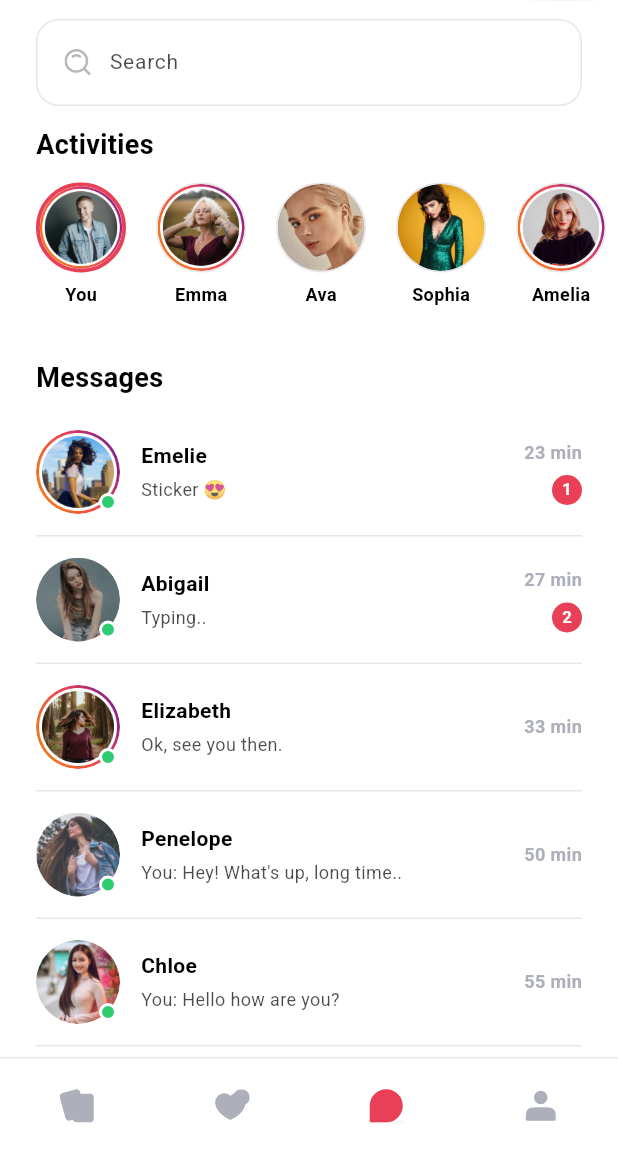
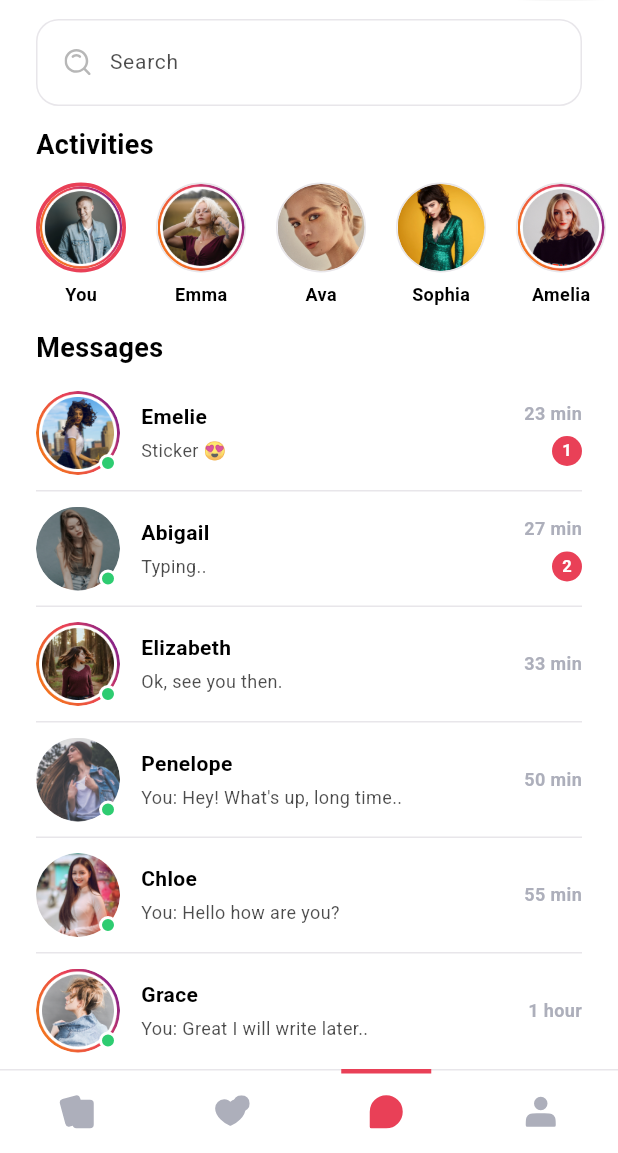
Before and after one commit to nguyenluongk2k4/prj_final_prm, a Flutter app: the MainPage screen opened by its route, item 3 of the bottom bar chosen, on a phone screen of 412 x 824 dp, the part 83-1236 px from its top. Run offline on Flutter 3.47's test engine with Material 3 defaults, Android fonts, the phone set to English and light mode, and no system bars; our stand-ins replace dartz, dio, file_picker, firebase_auth, firebase_core, flutter_card_swiper and 12 more; missing offline and left inert: tencent_calls_uikit; accounts and stored records are empty; generated files the repository leaves out were written again; Roboto replaces fonts that are missing (Sk-Modernist); project files that could hold a hidden picture were left out.

```diff
--- a/lib/core/presentation/widgets/app_scaffold.dart
+++ b/lib/core/presentation/widgets/app_scaffold.dart
@@ -50,6 +50,7 @@ class AppScaffold extends StatelessWidget {
       appBar: AppBar(
         backgroundColor: bg,
         elevation: 0,
+        scrolledUnderElevation: 0,
         automaticallyImplyLeading: false,
         centerTitle: centerTitle,
         leadingWidth: 64,
--- a/lib/core/presentation/widgets/bottom_nav_bar.dart
+++ b/lib/core/presentation/widgets/bottom_nav_bar.dart
@@ -16,8 +16,10 @@ class BottomNavBar extends StatelessWidget {
   @override
   Widget build(BuildContext context) {
     final brightness = Theme.of(context).brightness;
-    return Container(
-      height: 64,
+    return Stack(
+      children: [
+        Container(
+          height: 56,
           decoration: BoxDecoration(
             color: AppColors.bg(brightness),
             border: Border(top: BorderSide(color: AppColors.borderColor(brightness), width: 1)),
@@ -47,6 +49,21 @@ class BottomNavBar extends StatelessWidget {
               ),
             ],
           ),
+        ),
+        AnimatedPositioned(
+          top: 0,
+          left: (MediaQuery.of(context).size.width / 4) * selectedIndex + (MediaQuery.of(context).size.width / 8) - 30,
+          duration: const Duration(milliseconds: 300),
+          curve: Curves.easeInOutCubic,
+          child: Container(
+            width: 60,
+            height: 3,
+            decoration: const BoxDecoration(
+              color: Color(0xFFE94057),
+            ),
+          ),
+        ),
+      ],
     );
   }
 }
@@ -69,7 +86,7 @@ class _NavBarItem extends StatelessWidget {
       behavior: HitTestBehavior.opaque,
       child: Container(
         width: 60,
-        height: 64,
+        height: 56,
         alignment: Alignment.center,
         child: Stack(
           alignment: Alignment.center,
@@ -83,19 +100,6 @@ class _NavBarItem extends StatelessWidget {
                 BlendMode.srcIn,
               ),
             ),
-            if (isSelected)
-              Positioned(
-                bottom: 0,
-                child: Container(
-                  width: 60,
-                  height: 2,
-                  decoration: const BoxDecoration(
-                    gradient: LinearGradient(
-                      colors: [Color(0x1AE94057), Colors.transparent],
-                    ),
-                  ),
-                ),
-              ),
           ],
         ),
       ),
--- a/lib/features/chat/presentation/pages/chat_page.dart
+++ b/lib/features/chat/presentation/pages/chat_page.dart
@@ -163,11 +163,9 @@ class _ChatPageState extends State<ChatPage> {
             ),
           ),
 
-          const SizedBox(height: 20),
-
           // ── Messages header ─────────────────────────────────────────────
           Padding(
-            padding: const EdgeInsets.only(left: 24, bottom: 8),
+            padding: const EdgeInsets.only(left: 24, bottom: 6),
             child: Text(t.messages, style: AppTextStyles.h3),
           ),
 
@@ -250,7 +248,7 @@ class _MessageTile extends StatelessWidget {
       onTap: onTap,
       behavior: HitTestBehavior.opaque,
       child: Padding(
-      padding: const EdgeInsets.symmetric(vertical: 14),
+      padding: const EdgeInsets.symmetric(vertical: 10),
       child: Row(
         children: [
           // Avatar
```
Lines whose indentation alone changed are shown as unchanged.
